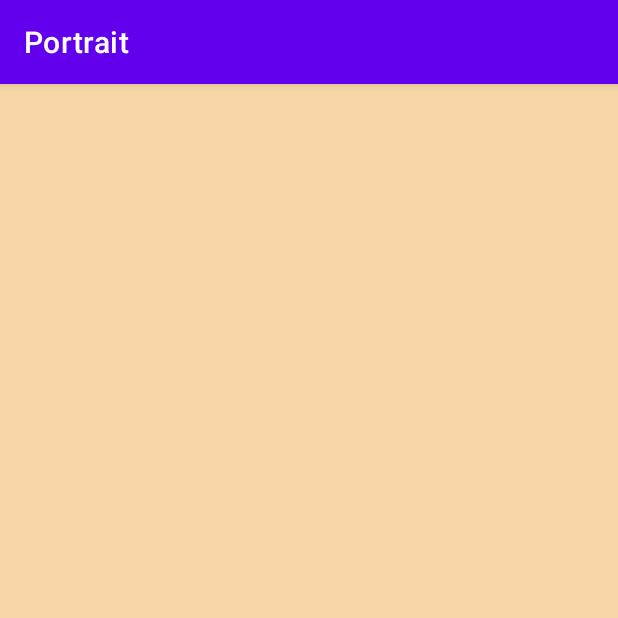
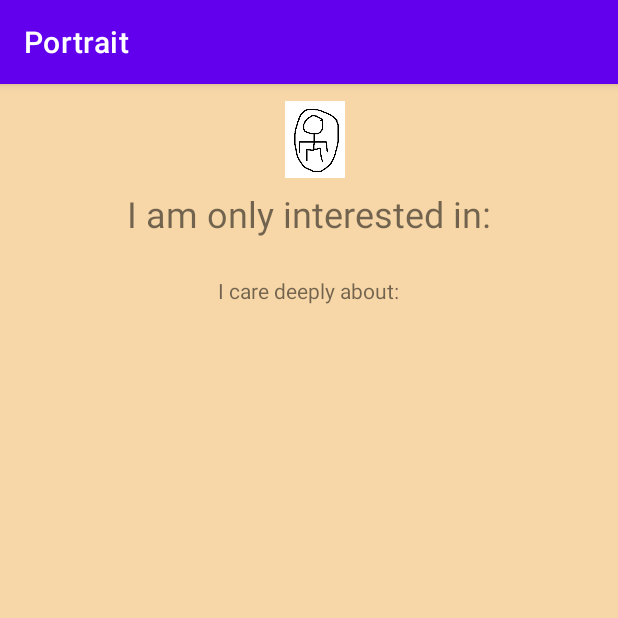
Before and after one commit to Redstrider97/Portrait, an Android app: the screen it shows after launch (MainActivity), on a phone screen of 412 x 824 dp, the top half of it. Run offline under Robolectric (Android 15) with nearby library versions, the phone set to English and light mode, and no system bars.

Commit message:
Slider Template Ready!
Slider thing is ready for customization.

```diff
--- a/app/src/main/java/com/example/portrait/MainActivity.java
+++ b/app/src/main/java/com/example/portrait/MainActivity.java
@@ -4,12 +4,18 @@ import androidx.appcompat.app.AppCompatActivity;
 import androidx.viewpager.widget.ViewPager;
 
 import android.os.Bundle;
+import android.transition.Slide;
 import android.widget.LinearLayout;
+import android.widget.TextView;
 
 public class MainActivity extends AppCompatActivity {
 
     private ViewPager mSlideViewPager;
     private LinearLayout mDotLayout;
+
+    private TextView[] mDots;
+
+    public SliderAdapter sliderAdapter;
 
     @Override
     protected void onCreate(Bundle savedInstanceState) {
@@ -19,6 +25,9 @@ public class MainActivity extends AppCompatActivity {
         mSlideViewPager = (ViewPager) findViewById(R.id.slideViewPager);
         mDotLayout = (LinearLayout) findViewById(R.id.dotsLayout);
 
+        sliderAdapter = new SliderAdapter(this);
+
+        mSlideViewPager.setAdapter(sliderAdapter);
 
     }
 }
--- a/app/src/main/java/com/example/portrait/SliderAdapter.java
+++ b/app/src/main/java/com/example/portrait/SliderAdapter.java
@@ -1,26 +1,77 @@
 package com.example.portrait;
 
 import android.content.Context;
+import android.media.Image;
 import android.view.LayoutInflater;
 import android.view.View;
+import android.view.ViewGroup;
+import android.widget.ImageView;
+import android.widget.RelativeLayout;
+import android.widget.TextView;
 
 import androidx.annotation.NonNull;
 import androidx.viewpager.widget.PagerAdapter;
+
+import org.w3c.dom.Text;
 
 public class SliderAdapter extends PagerAdapter {
 
     Context context;
     LayoutInflater layoutInflater;
 
+    public SliderAdapter(Context context){
+        this.context = context;
+    }
+
+    // Arrays
+
+    public String[] slide_headings = {
+            "I AM A RECRUITER!",
+            "I AM A RESEARCHER!!",
+            "I AM A HUMAN!"
+    };
+
+    public int[] slide_images = {
+            R.drawable.man,
+            R.drawable.woman_blue,
+            R.drawable.woman_red
+    };
+
+    public String[] slide_descs = {
+            "I am only interested in:",
+            "I want to learn more about:",
+            "I am curious about:"
+    };
+
     @Override
     public int getCount() {
-        return 0;
+        return slide_headings.length;
     }
 
     @Override
-    public boolean isViewFromObject(@NonNull View view, @NonNull Object object) {
-        return false;
+    public boolean isViewFromObject(View view, Object o) {
+        return view == (RelativeLayout) o;
     }
 
+    @Override
+    public Object instantiateItem(ViewGroup container, int position) {
+        layoutInflater = (LayoutInflater) context.getSystemService(context.LAYOUT_INFLATER_SERVICE);
+        View view = layoutInflater.inflate(R.layout.slide_layout, container, false);
 
+        ImageView slideImageView = (ImageView) view.findViewById(R.id.slide_image);
+        TextView slideHeading = (TextView) view.findViewById(R.id.slide_heading);
+        TextView slideDescription = (TextView) view.findViewById(R.id.slide_desc);
+
+        slideImageView.setImageResource(slide_images[position]);
+        slideHeading.setText(slide_descs[position]);
+
+        container.addView(view);
+
+        return view;
+    }
+
+    @Override
+    public void destroyItem(@NonNull ViewGroup container, int position, Object object) {
+        container.removeView((RelativeLayout)object);
+    }
 }
```
Also changed, not shown: app/src/main/res/drawable/man.png (added), app/src/main/res/drawable/woman_blue.png (added), app/src/main/res/drawable/woman_red.png (added).
